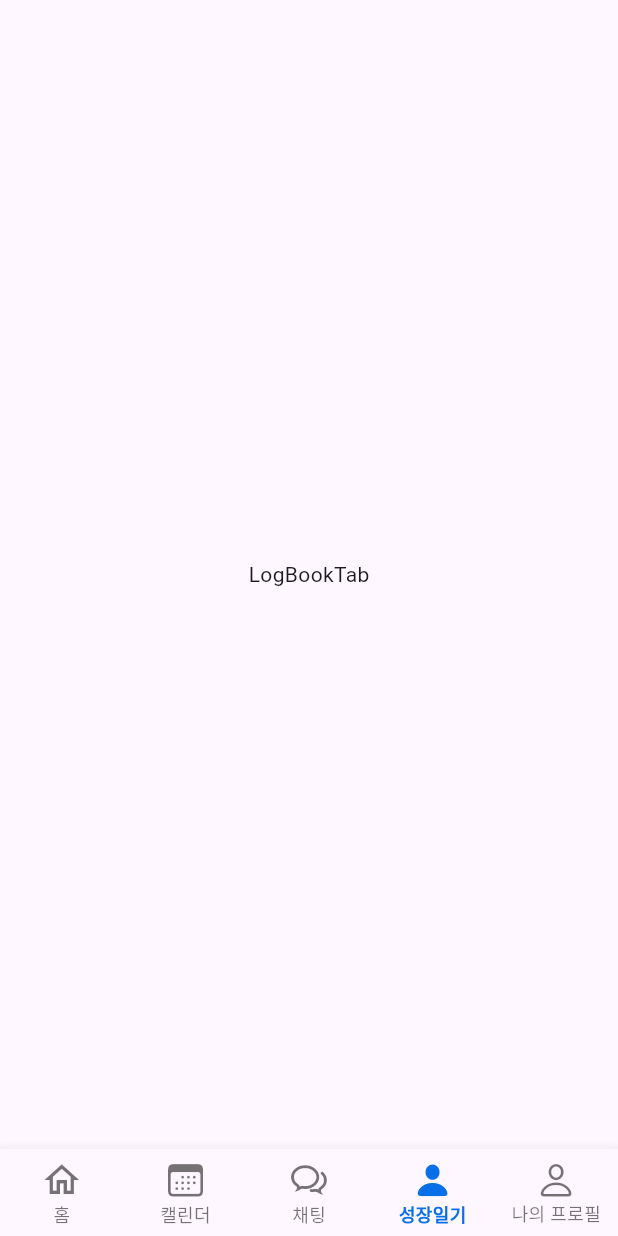
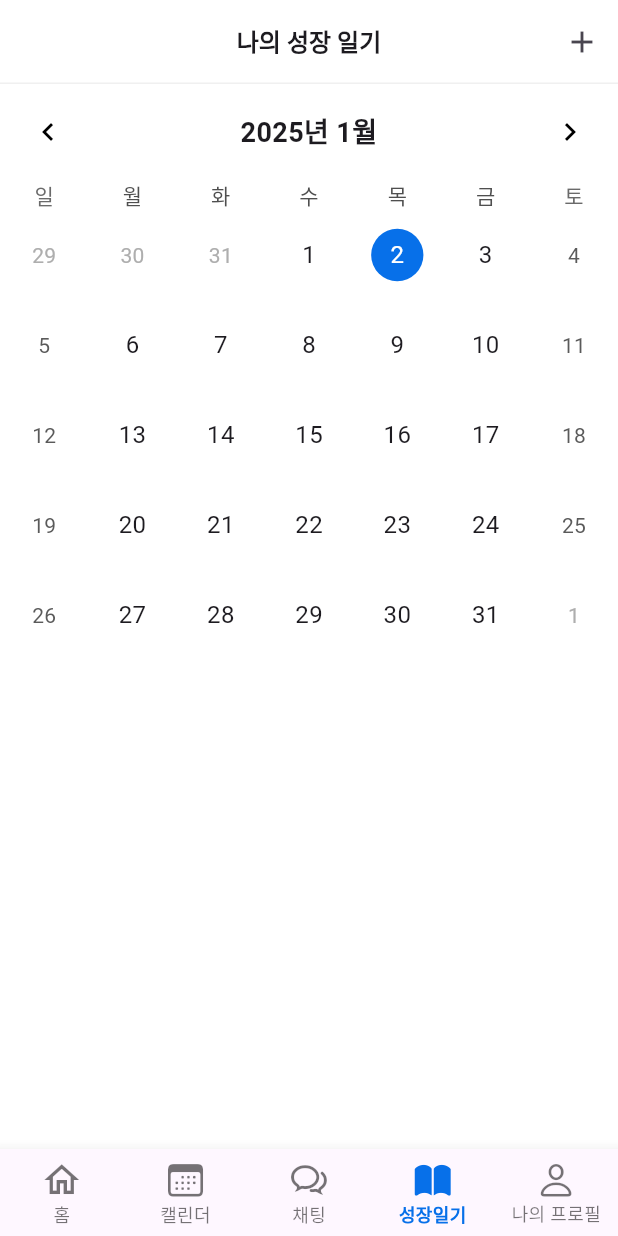
Before and after one commit to duddms72003/koala-diving, a Flutter app: the HomePage screen opened directly, item 4 of the bottom bar chosen, on a phone screen of 412 x 824 dp. Run offline on Flutter 3.47's test engine with Material 3 defaults, Android fonts, the phone set to English and light mode, and no system bars; drawn by our look-alikes of table_calendar; our stand-ins replace cloud_firestore, dio, firebase_auth, firebase_core, firebase_storage, flutter_riverpod and 3 more; accounts and stored records are empty; network calls fail; project files that could hold a hidden picture were left out.

Commit message:
add log_book_tab, log_calendar_tab_app_bar.dert

```diff
--- a/lib/ui/pages/home/_tab/log_book_tab/log_book_tab.dart
+++ b/lib/ui/pages/home/_tab/log_book_tab/log_book_tab.dart
@@ -1,10 +1,82 @@
 import 'package:flutter/material.dart';
+import 'package:koala_diving/data/model/calendar.dart';
+import 'package:koala_diving/data/repository/calendar_repository.dart';
+import 'package:flutter_riverpod/flutter_riverpod.dart';
 
-class LogBookTab extends StatelessWidget {
+import 'package:koala_diving/ui/pages/home/_tab/log_book_tab/widgets/log_calendar_view.dart';
+import 'package:koala_diving/ui/pages/home/_tab/log_book_tab/widgets/log_calendar_tab_app_bar.dart';
+
+class LogBookTab extends StatefulWidget {
+  LogBookTab({super.key});
+
+  @override
+  State<LogBookTab> createState() => _LogBookTabState();
+}
+
+class _LogBookTabState extends State<LogBookTab> {
+  DateTime selectedDate = DateTime.now();
+
   @override
   Widget build(BuildContext context) {
-    return Center(
-      child: Text('LogBookTab'),
+    return Consumer(
+      builder: (context, ref, child) {
+        final eventsAsyncValue = ref.watch(calendarEventsProvider);
+
+        return Container(
+          color: Colors.white,
+          child: SizedBox.expand(
+            child: Column(
+              children: [
+                LogCalendarTabAppBar(
+                  selectedDate: selectedDate,
+                  onAddItem: (Map<String, String> newItem) {
+                    final event = CalendarEvent(
+                      id: '',
+                      title: newItem['name'] ?? '',
+                      date: _parseDateString(newItem['date'] ?? ''),
+                      time: newItem['time'] ?? '',
+                      location: newItem['location'] ?? '',
+                    );
+                    ref.read(calendarRepositoryProvider).addEvent(event);
+                  },
+                ),
+                Expanded(
+                  child: Column(
+                    children: [
+                      LogCalendarView(
+                        key: ValueKey(eventsAsyncValue.hashCode),
+                        onDateSelected: (date) {
+                          setState(() {
+                            selectedDate = date;
+                          });
+                        },
+                        savedItems: eventsAsyncValue.when(
+                          data: (events) =>
+                              events.map((e) => e.toMap()).toList(),
+                          loading: () => [],
+                          error: (_, __) => [],
+                        ),
+                      ),
+                    ],
+                  ),
+                ),
+              ],
+            ),
+          ),
+        );
+      },
     );
   }
+
+  DateTime _parseDateString(String dateStr) {
+    final regex = RegExp(r'(\d{4})년\s*(\d{1,2})월\s*(\d{1,2})일');
+    final match = regex.firstMatch(dateStr);
+    if (match != null) {
+      final year = int.parse(match.group(1)!);
+      final month = int.parse(match.group(2)!);
+      final day = int.parse(match.group(3)!);
+      return DateTime(year, month, day);
+    }
+    return DateTime.now();
+  }
 }
--- /dev/null
+++ b/lib/ui/pages/home/_tab/log_book_tab/widgets/log_calendar_tab_app_bar.dart
@@ -0,0 +1,47 @@
+import 'package:flutter/material.dart';
+import 'package:koala_diving/ui/pages/calendar/calendar_registor_page.dart';
+
+class LogCalendarTabAppBar extends StatelessWidget {
+  final DateTime? selectedDate;
+  final Function(Map<String, String>) onAddItem;
+
+  const LogCalendarTabAppBar({
+    Key? key,
+    required this.selectedDate,
+    required this.onAddItem,
+  }) : super(key: key);
+
+  @override
+  Widget build(BuildContext context) {
+    return AppBar(
+      backgroundColor: Colors.white,
+      title: Text(
+        '나의 성장 일기',
+        style: TextStyle(
+          fontSize: 16,
+          fontWeight: FontWeight.bold,
+        ),
+      ),
+      shape: Border(
+        bottom: BorderSide(
+          color: Color.fromRGBO(240, 240, 240, 1),
+          width: 1,
+        ),
+      ),
+      centerTitle: true,
+      actions: [
+        Container(
+          child: IconButton(
+            icon: Icon(
+              Icons.add,
+              size: 24,
+            ),
+            onPressed: () {
+              //
+            },
+          ),
+        ),
+      ],
+    );
+  }
+}
--- /dev/null
+++ b/lib/ui/pages/home/_tab/log_book_tab/widgets/log_calendar_view.dart
@@ -0,0 +1,129 @@
+import 'package:flutter/material.dart';
+import 'package:table_calendar/table_calendar.dart';
+import 'package:intl/date_symbol_data_local.dart';
+
+class LogCalendarView extends StatefulWidget {
+  final Function(DateTime) onDateSelected;
+  final List<Map<String, String>> savedItems;
+
+  const LogCalendarView({
+    Key? key,
+    required this.onDateSelected,
+    required this.savedItems,
+  }) : super(key: key);
+
+  @override
+  State<LogCalendarView> createState() => _LogCalendarViewState();
+}
+
+class _LogCalendarViewState extends State<LogCalendarView> {
+  late DateTime _focusedDay;
+  DateTime? _selectedDate;
+  Map<DateTime, List<dynamic>> _events = {};
+
+  @override
+  void initState() {
+    super.initState();
+    initializeDateFormatting();
+    _focusedDay = DateTime.now();
+    _selectedDate = _focusedDay;
+    _updateEvents(); // 초기 이벤트 설정
+  }
+
+  @override
+  void didUpdateWidget(LogCalendarView oldWidget) {
+    super.didUpdateWidget(oldWidget);
+    if (widget.savedItems != oldWidget.savedItems) {
+      _updateEvents();
+    }
+  }
+
+  void _updateEvents() {
+    setState(() {
+      _events.clear();
+      for (var item in widget.savedItems) {
+        try {
+          final date = parseDateString(item['date']!);
+          final eventDate = DateTime.utc(date.year, date.month, date.day);
+          if (_events[eventDate] == null) {
+            _events[eventDate] = [];
+          }
+          _events[eventDate]!.add(item);
+          // print('이벤트 추가 날짜: $eventDate'); // 디버그 출력 추가
+        } catch (e) {
+          // print('Date parsing error: ${e.toString()}');
+        }
+      }
+      // print('전체 이벤트: ${_events.length}'); // 전체 이벤트 수 출력
+    });
+  }
+
+  DateTime parseDateString(String dateStr) {
+    final regex = RegExp(r'(\d{4})년\s*(\d{1,2})월\s*(\d{1,2})일');
+    final match = regex.firstMatch(dateStr);
+    if (match != null) {
+      final year = int.parse(match.group(1)!);
+      final month = int.parse(match.group(2)!);
+      final day = int.parse(match.group(3)!);
+      return DateTime(year, month, day);
+    }
+    return DateTime.now();
+  }
+
+  @override
+  Widget build(BuildContext context) {
+    return TableCalendar(
+      daysOfWeekHeight: 20,
+      rowHeight: 60,
+      locale: 'ko_KR',
+      focusedDay: _focusedDay,
+      firstDay: DateTime.utc(2021, 01, 01),
+      lastDay: DateTime.utc(2030, 12, 31),
+      headerStyle: HeaderStyle(
+        formatButtonVisible: false,
+        titleCentered: true,
+        titleTextStyle: TextStyle(fontSize: 18, fontWeight: FontWeight.bold),
+        leftChevronIcon: Icon(Icons.chevron_left, color: Colors.black),
+        rightChevronIcon: Icon(Icons.chevron_right, color: Colors.black),
+      ),
+      calendarStyle: CalendarStyle(
+        selectedDecoration: BoxDecoration(
+          color: Color.fromRGBO(7, 112, 233, 1), // 원하는 색상으로 변경
+          shape: BoxShape.circle,
+        ),
+        todayDecoration: BoxDecoration(
+          color: Color.fromRGBO(235, 247, 255, 1), // 투명도가 있는 색상
+          shape: BoxShape.circle,
+        ),
+        todayTextStyle: TextStyle(
+          color: Color.fromRGBO(6, 94, 195, 1),
+          fontSize: 14,
+        ),
+        markerDecoration: BoxDecoration(
+          color: Color.fromRGBO(7, 112, 233, 1),
+          shape: BoxShape.circle,
+        ),
+        markersMaxCount: 1,
+        markerSize: 5, // 점 크기를 좀 더 크게
+        markersAlignment: Alignment.bottomCenter, // 점의 위치 조정
+        markerMargin: const EdgeInsets.only(top: 8),
+        cellMargin: EdgeInsets.all(12), // 셀 마진 줄이기
+        cellPadding: EdgeInsets.all(2),
+        defaultTextStyle: TextStyle(fontSize: 16), // 날짜 텍스트 크기 줄이기
+        selectedTextStyle: TextStyle(fontSize: 16, color: Colors.white),
+      ),
+      onDaySelected: (selectedDay, focusedDay) {
+        setState(() {
+          _selectedDate = selectedDay;
+          _focusedDay = focusedDay;
+          widget.onDateSelected(selectedDay);
+        });
+      },
+      selectedDayPredicate: (day) => isSameDay(_selectedDate, day),
+      onPageChanged: (focusedDay) => _focusedDay = focusedDay,
+      eventLoader: (day) {
+        return _events[day] ?? [];
+      },
+    );
+  }
+}
--- a/lib/ui/pages/home/widgets/home_bottom_navigation_bar.dart
+++ b/lib/ui/pages/home/widgets/home_bottom_navigation_bar.dart
@@ -44,8 +44,8 @@ class HomeBottomNavigationBar extends StatelessWidget {
           tooltip: "채팅",
         ),
         BottomNavigationBarItem(
-          icon: Icon(CupertinoIcons.person),
-          activeIcon: Icon(CupertinoIcons.person_fill),
+          icon: Icon(CupertinoIcons.book),
+          activeIcon: Icon(CupertinoIcons.book_fill),
           label: "성장일기",
           tooltip: "성장일기",
         ),
```
Also changed, not shown: lib/ui/pages/login/login_page.dart (+7 -2 lines).
